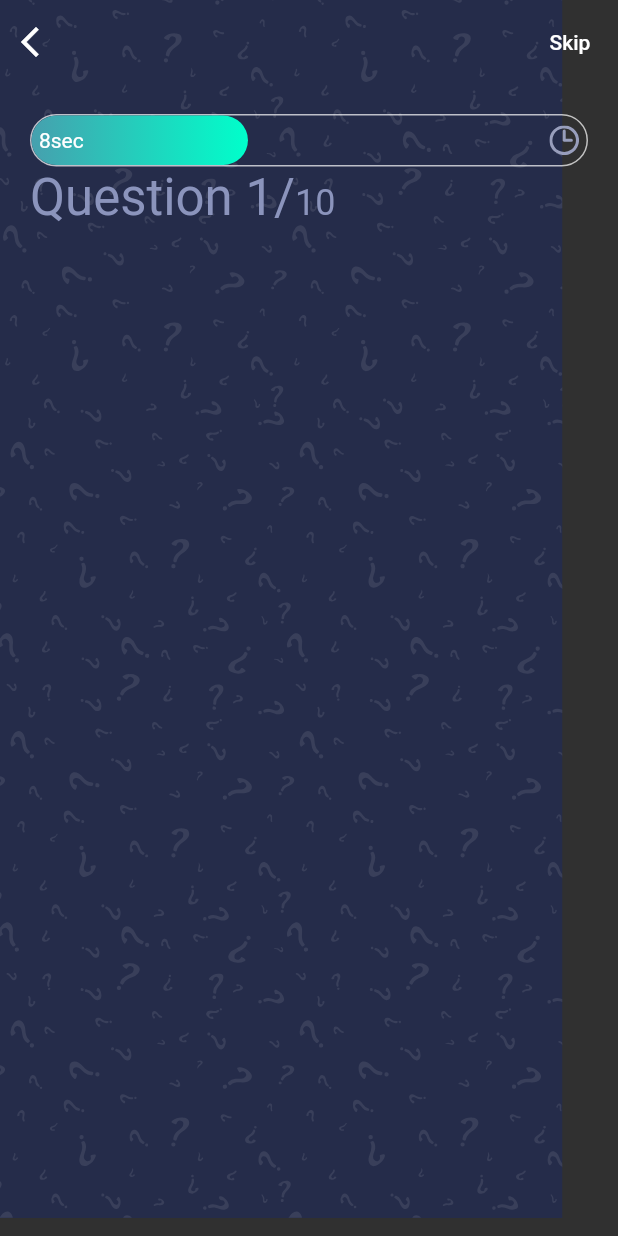
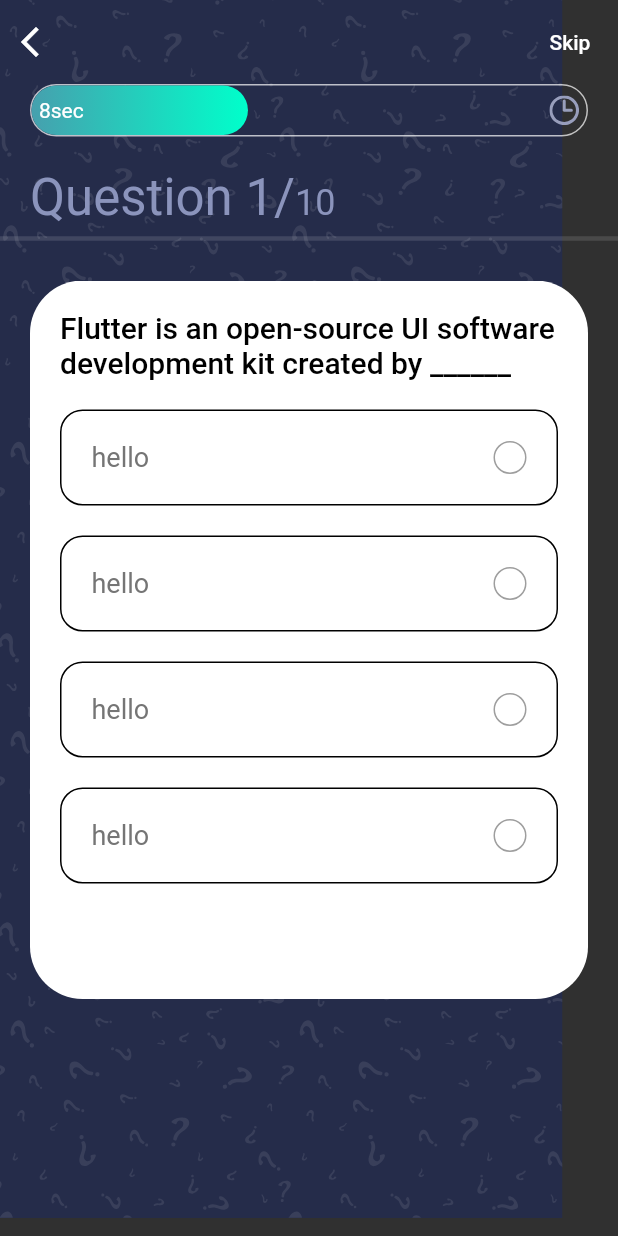
Before and after one commit to soumyajitdas365/another_quiz_app, a Flutter app: the screen it shows after launch, on a phone screen of 412 x 824 dp. Run offline on Flutter 3.47's test engine with Material 2 defaults, Android fonts, the phone set to English and light mode, and no system bars; our stand-ins replace flutter_svg, get.

Commit message:
Updated Question Section as a pageview

```diff
--- a/lib/controller/controller.dart
+++ b/lib/controller/controller.dart
@@ -1,5 +1,6 @@
-// ignore_for_file: unused_field, unnecessary_this, prefer_const_constructors
+// ignore_for_file: unused_field, unnecessary_this, prefer_const_constructors, non_constant_identifier_names, prefer_final_fields
 
+import 'package:another_quiz/models/questionsmodel.dart';
 import 'package:flutter/animation.dart';
 import 'package:flutter/cupertino.dart';
 import 'package:get/get.dart';
@@ -8,6 +9,18 @@ class Controller extends GetxController with GetSingleTickerProviderStateMixin {
   late AnimationController _animationcontroller;
   late Animation _animation;
   Animation get animation => this._animation;
+
+  List<Question> _questions = sample_data
+      .map(
+        (question) => Question(
+            id: question['id'],
+            question: question['question'],
+            answer: question['answer_index'],
+            options: question['options']),
+      )
+      .toList();
+
+  List<Question> get questions => this._questions;
 
   @override
   void onInit() {
--- a/lib/main.dart
+++ b/lib/main.dart
@@ -1,7 +1,6 @@
 // ignore_for_file: prefer_const_constructors
 
 import 'package:another_quiz/screens/questionscreen.dart';
-import 'package:another_quiz/screens/welcomescreen.dart';
 import 'package:flutter/material.dart';
 
 void main() {
--- /dev/null
+++ b/lib/models/questionsmodel.dart
@@ -0,0 +1,41 @@
+// ignore_for_file: constant_identifier_names
+
+class Question {
+  final int id, answer;
+  final String question;
+  final List<String> options;
+
+  Question(
+      {required this.id,
+      required this.question,
+      required this.answer,
+      required this.options});
+}
+
+const List sample_data = [
+  {
+    "id": 1,
+    "question":
+        "Flutter is an open-source UI software development kit created by ______",
+    "options": ['Apple', 'Google', 'Facebook', 'Microsoft'],
+    "answer_index": 1,
+  },
+  {
+    "id": 2,
+    "question": "When google release Flutter.",
+    "options": ['Jun 2017', 'Jun 2017', 'May 2017', 'May 2018'],
+    "answer_index": 2,
+  },
+  {
+    "id": 3,
+    "question": "A memory location that holds a single letter or number.",
+    "options": ['Double', 'Int', 'Char', 'Word'],
+    "answer_index": 2,
+  },
+  {
+    "id": 4,
+    "question": "What command do you use to output data to the screen?",
+    "options": ['Cin', 'Count>>', 'Cout', 'Output>>'],
+    "answer_index": 2,
+  },
+];
--- /dev/null
+++ b/lib/screens/answeroptions.dart
@@ -0,0 +1,43 @@
+// ignore_for_file: prefer_const_constructors
+
+import 'package:another_quiz/konstants.dart';
+import 'package:flutter/material.dart';
+
+class Options extends StatelessWidget {
+  const Options({
+    Key? key,
+  }) : super(key: key);
+
+  @override
+  Widget build(BuildContext context) {
+    return Container(
+      margin: EdgeInsets.only(top: kDefaultPadding),
+      padding: EdgeInsets.all(kDefaultPadding),
+      decoration: BoxDecoration(
+        border: Border.all(
+          color: Colors.black,
+        ),
+        borderRadius: BorderRadius.circular(15),
+      ),
+      child: Row(
+        children: [
+          Text(
+            "hello",
+            style: TextStyle(color: Colors.grey[600], fontSize: 18),
+          ),
+          Spacer(),
+          Container(
+            decoration: BoxDecoration(
+              border: Border.all(color: Colors.grey),
+              borderRadius: BorderRadius.circular(50),
+            ),
+            child: Icon(
+              Icons.done,
+              size: 20,
+            ),
+          ),
+        ],
+      ),
+    );
+  }
+}
--- /dev/null
+++ b/lib/screens/questioncard.dart
@@ -0,0 +1,38 @@
+// ignore_for_file: prefer_const_constructors
+
+import 'package:another_quiz/konstants.dart';
+import 'package:another_quiz/models/questionsmodel.dart';
+import 'package:another_quiz/screens/answeroptions.dart';
+import 'package:flutter/material.dart';
+
+class QuestionCard extends StatelessWidget {
+  const QuestionCard({
+    Key? key,
+    required this.question,
+  }) : super(key: key);
+  final Question question;
+  @override
+  Widget build(BuildContext context) {
+    return Container(
+      margin: EdgeInsets.symmetric(horizontal: kDefaultPadding),
+      padding: EdgeInsets.all(kDefaultPadding),
+      decoration: BoxDecoration(
+          borderRadius: BorderRadius.circular(35), color: Colors.white),
+      child: Column(
+        children: [
+          Text(
+            question.question,
+            style: Theme.of(context)
+                .textTheme
+                .headline6!
+                .copyWith(color: Colors.black),
+          ),
+          Options(),
+          Options(),
+          Options(),
+          Options(),
+        ],
+      ),
+    );
+  }
+}
--- a/lib/screens/questionscreen.dart
+++ b/lib/screens/questionscreen.dart
@@ -1,7 +1,9 @@
-// ignore_for_file: prefer_const_constructors, avoid_print
+// ignore_for_file: prefer_const_constructors, avoid_print, unused_local_variable
 
 import 'package:another_quiz/controller/controller.dart';
 import 'package:another_quiz/konstants.dart';
+import 'package:another_quiz/models/questionsmodel.dart';
+import 'package:another_quiz/screens/questioncard.dart';
 import 'package:another_quiz/timebar.dart';
 import 'package:flutter/material.dart';
 import 'package:flutter_svg/flutter_svg.dart';
@@ -12,6 +14,7 @@ class QuestionScreen extends StatelessWidget {
 
   @override
   Widget build(BuildContext context) {
+    Controller _questioncontroller = Get.put(Controller());
     return Scaffold(
       extendBodyBehindAppBar: true,
       appBar: AppBar(
@@ -35,30 +38,31 @@ class QuestionScreen extends StatelessWidget {
           )
         ],
       ),
-      body: Stack(
+      body: SingleChildScrollView(
+        child: Stack(
           children: [
             SvgPicture.asset(
               "assets/images/bg.svg",
               fit: BoxFit.fill,
             ),
             SafeArea(
-              child: Padding(
-            padding: EdgeInsets.all(kDefaultPadding),
+                child: Container(
+              height: 610,
               child: Column(
                 crossAxisAlignment: CrossAxisAlignment.start,
                 children: [
-                Container(
-                  height: 35,
-                  width: double.infinity,
-                  decoration: BoxDecoration(
-                    border: Border.all(
-                      color: Colors.white.withOpacity(0.7),
-                    ),
-                    borderRadius: BorderRadius.circular(30),
-                  ),
+                  Padding(
+                    padding:
+                        const EdgeInsets.symmetric(horizontal: kDefaultPadding),
                     child: TimeBar(),
                   ),
-                Text.rich(
+                  SizedBox(
+                    height: kDefaultPadding,
+                  ),
+                  Padding(
+                    padding:
+                        const EdgeInsets.symmetric(horizontal: kDefaultPadding),
+                    child: Text.rich(
                       TextSpan(
                         text: "Question 1/",
                         style: Theme.of(context)
@@ -76,11 +80,27 @@ class QuestionScreen extends StatelessWidget {
                         ],
                       ),
                     ),
+                  ),
+                  Divider(
+                    thickness: 3,
+                  ),
+                  SizedBox(
+                    height: kDefaultPadding,
+                  ),
+                  Expanded(
+                    child: PageView.builder(
+                      itemCount: _questioncontroller.questions.length,
+                      itemBuilder: (context, index) => QuestionCard(
+                        question: _questioncontroller.questions[index],
+                      ),
+                    ),
+                  )
                 ],
               ),
             ))
           ],
         ),
+      ),
     );
   }
 }
--- a/lib/timebar.dart
+++ b/lib/timebar.dart
@@ -1,3 +1,5 @@
+// ignore_for_file: prefer_const_constructors
+
 import 'package:another_quiz/controller/controller.dart';
 import 'package:another_quiz/konstants.dart';
 import 'package:flutter/material.dart';
@@ -11,7 +13,16 @@ class TimeBar extends StatelessWidget {
 
   @override
   Widget build(BuildContext context) {
-    return GetBuilder<Controller>(
+    return Container(
+      height: 35,
+      width: double.infinity,
+      decoration: BoxDecoration(
+        border: Border.all(
+          color: Colors.white.withOpacity(0.7),
+        ),
+        borderRadius: BorderRadius.circular(30),
+      ),
+      child: GetBuilder<Controller>(
           init: Controller(),
           builder: (controller) {
             return Stack(children: [
@@ -35,6 +46,7 @@ class TimeBar extends StatelessWidget {
                 ),
               ))
             ]);
-        });
+          }),
+    );
   }
 }
```
Lines whose indentation alone changed are shown as unchanged.
